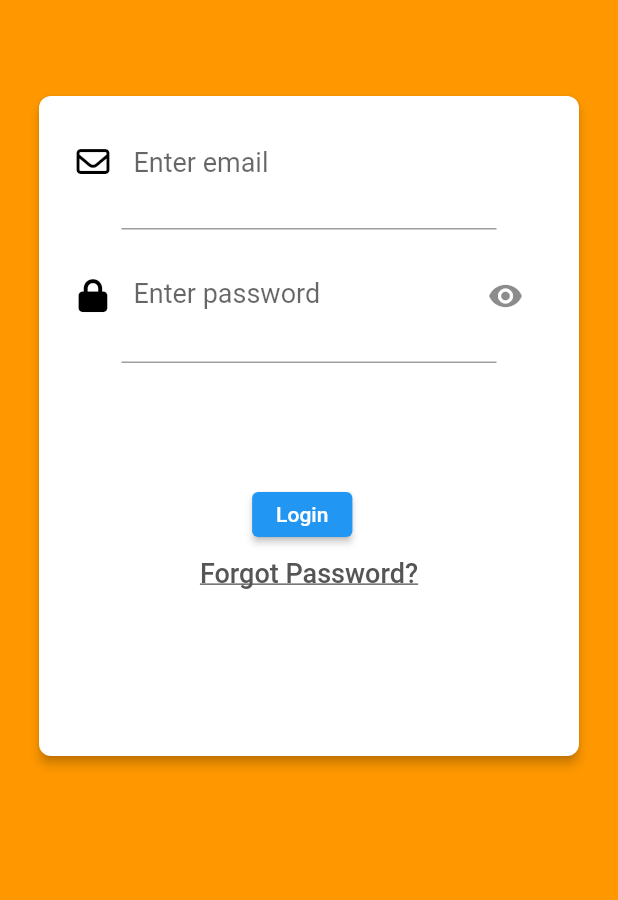
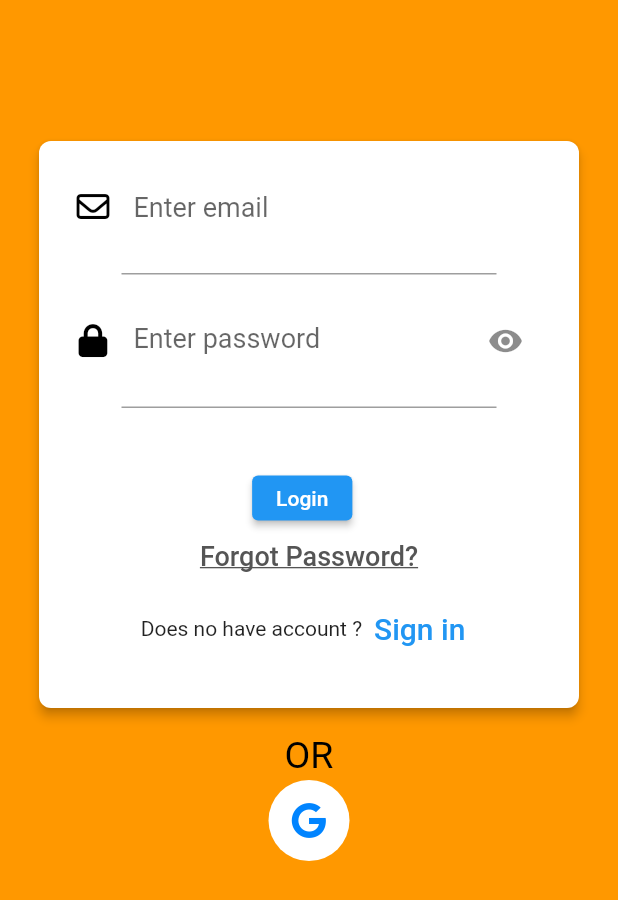
Before and after one commit to HaiQuang1107/Fontend-Fmarket, a Flutter app: the screen it shows after launch, on a phone screen of 412 x 824 dp. Shown: the top 900 px of the screen. Run offline on Flutter 3.47's test engine with Material 2 defaults, Android fonts, the phone set to English and light mode, and no system bars; our stand-ins replace font_awesome_flutter, google_fonts; Roboto replaces fonts that are missing (SignikaRegular, SignikaSemiBold, WorkSansMedium).

Commit message:
update gg login

```diff
--- a/fontend_fmarket/lib/screens/login_page.dart
+++ b/fontend_fmarket/lib/screens/login_page.dart
@@ -25,7 +25,7 @@ class _LoginWdidgetState extends State<LoginWdidget> {
       backgroundColor: Colors.orange,
       key: _mainScaffoldKey,
       body: Container(
-        padding: const EdgeInsets.only(top: 60),
+        padding: const EdgeInsets.only(top: 90),
         alignment: Alignment.center,
         child: Column(
           children: <Widget>[
@@ -40,7 +40,7 @@ class _LoginWdidgetState extends State<LoginWdidget> {
                   ),
                   child: Container(
                     width: 360.00,
-                    height: 440.00,
+                    height: 378.00,
                     child: Column(
                       children: <Widget>[
                         Padding(
@@ -113,8 +113,7 @@ class _LoginWdidgetState extends State<LoginWdidget> {
                           color: Colors.grey,
                         ),
                         Container(
-                          margin:
-                              const EdgeInsets.only(top: 60.0, bottom: 26.0),
+                          margin: const EdgeInsets.only(top: 40.0, bottom: 5.0),
                         ),
                         Container(
                             alignment: Alignment.center,
@@ -135,11 +134,51 @@ class _LoginWdidgetState extends State<LoginWdidget> {
                                 fontFamily: "SignikaRegular"),
                           ),
                           onPressed: () {},
-                        ))
+                        )),
+                        Row(
+                          mainAxisAlignment: MainAxisAlignment.center,
+                          children: <Widget>[
+                            const Text('Does no have account ?'),
+                            TextButton(
+                                onPressed: (() {}),
+                                child: const Text(
+                                  'Sign in',
+                                  style: TextStyle(fontSize: 20),
+                                )),
+                          ],
+                        ),
                       ],
                     ),
                   ),
                 ),
+                Padding(
+                  padding: EdgeInsets.only(left: 15.0, right: 15.0, top: 399),
+                  child: Text(
+                    "OR",
+                    style: TextStyle(
+                        color: Colors.black,
+                        decoration: TextDecoration.none,
+                        fontSize: 25.0,
+                        fontFamily: "WorkSansMedium"),
+                  ),
+                ),
+                Padding(
+                  padding: EdgeInsets.only(left: 15.0, right: 15.0, top: 430),
+                  child: GestureDetector(
+                    onTap: () {},
+                    child: Container(
+                      padding: const EdgeInsets.all(15.0),
+                      decoration: new BoxDecoration(
+                        shape: BoxShape.circle,
+                        color: Colors.white,
+                      ),
+                      child: new Icon(
+                        FontAwesomeIcons.google,
+                        color: Color(0xFF0084ff),
+                      ),
+                    ),
+                  ),
+                )
               ],
             ),
           ],
```
Also changed, not shown: fontend_fmarket/pubspec.yaml (+1 -6 lines), fontend_fmarket/pubspec.lock.
